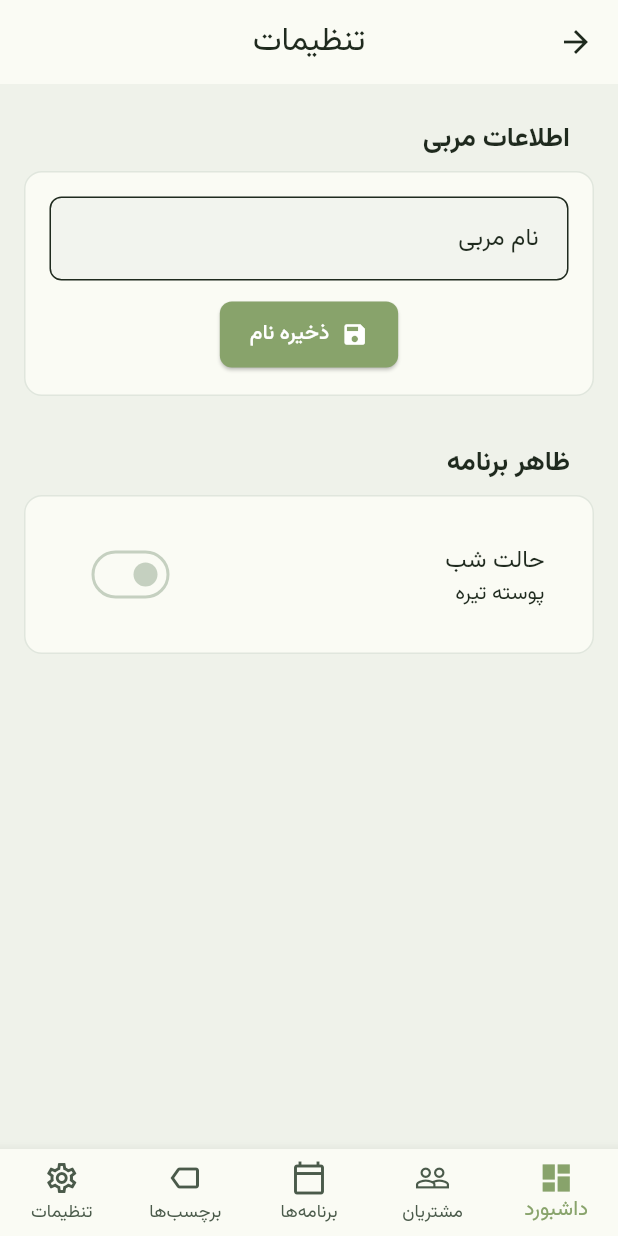
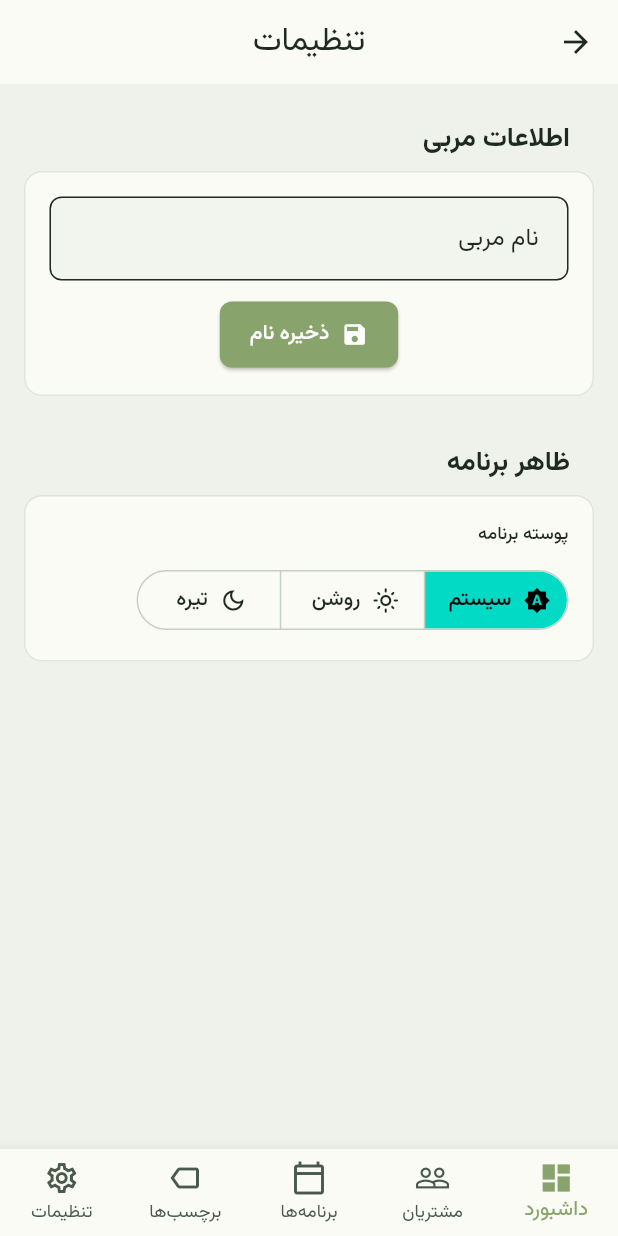
Before and after one commit to nima91ir/procalendar-, a Flutter app: the SettingsScreen screen opened by its route, on a phone screen of 412 x 824 dp. Run offline on Flutter 3.47's test engine with Material 3 defaults, Android fonts, the phone set to English and light mode, and no system bars; our stand-ins replace drift, flutter_riverpod, shamsi_date; accounts and stored records are empty; generated files the repository leaves out were written again.

Commit message:
feat: demo data seeder, persisted working theme toggle, attendance UI tests; web+windows builds verified (69 tests)

```diff
--- a/fitness_trainer_app/lib/features/settings/presentation/settings_screen.dart
+++ b/fitness_trainer_app/lib/features/settings/presentation/settings_screen.dart
@@ -1,8 +1,15 @@
+import 'package:flutter/foundation.dart';
 import 'package:flutter/material.dart';
 import 'package:flutter_riverpod/flutter_riverpod.dart';
+import 'package:fitness_trainer_app/core/dev/demo_data.dart';
 import 'package:fitness_trainer_app/core/theme/app_tokens.dart';
+import 'package:fitness_trainer_app/core/theme/app_typography.dart';
 import 'package:fitness_trainer_app/core/widgets/app_widgets.dart';
+import 'package:fitness_trainer_app/features/clients/providers/clients_providers.dart';
+import 'package:fitness_trainer_app/features/dashboard/providers/dashboard_providers.dart';
 import 'package:fitness_trainer_app/features/settings/providers/settings_providers.dart';
+import 'package:fitness_trainer_app/features/tags/providers/tags_providers.dart';
+import 'package:fitness_trainer_app/features/templates/providers/templates_providers.dart';
 
 class SettingsScreen extends ConsumerStatefulWidget {
   const SettingsScreen({super.key});
@@ -14,6 +21,7 @@ class SettingsScreen extends ConsumerStatefulWidget {
 class _SettingsScreenState extends ConsumerState<SettingsScreen> {
   final _nameController = TextEditingController();
   bool _isLoading = false;
+  bool _seeding = false;
 
   @override
   void initState() {
@@ -41,8 +49,35 @@ class _SettingsScreenState extends ConsumerState<SettingsScreen> {
     }
   }
 
+  /// Debug-only: fills the database with a realistic sample so the dashboard,
+  /// plans, queue and attendance can be tested without manual entry.
+  Future<void> _seedDemoData() async {
+    final messenger = ScaffoldMessenger.of(context);
+    setState(() => _seeding = true);
+    try {
+      final summary = await ref.read(demoDataServiceProvider).seed();
+      if (!mounted) return;
+      ref.invalidate(allClientsProvider);
+      ref.invalidate(allTagsProvider);
+      ref.invalidate(allTemplatesProvider);
+      ref.invalidate(totalClientsProvider);
+      ref.invalidate(lowSessionPlansProvider);
+      ref.invalidate(bonusSessionClientsProvider);
+      ref.invalidate(todayAttendanceProvider);
+      ref.invalidate(attendanceByDateProvider);
+      ref.invalidate(clientNamesProvider);
+      messenger.showSnackBar(SnackBar(content: Text(summary)));
+    } catch (e) {
+      if (mounted) messenger.showSnackBar(SnackBar(content: Text('خطا در درج داده نمونه: $e')));
+    } finally {
+      if (mounted) setState(() => _seeding = false);
+    }
+  }
+
   @override
   Widget build(BuildContext context) {
+    final themeMode = ref.watch(themeModeProvider);
+
     return Scaffold(
       appBar: AppBar(title: const Text('تنظیمات')),
       body: ListView(
@@ -70,14 +105,49 @@ class _SettingsScreenState extends ConsumerState<SettingsScreen> {
           const SizedBox(height: AppSpacing.xxl),
           SectionHeader(title: 'ظاهر برنامه'),
           AppCard(
-            child: SwitchListTile(
-              title: const Text('حالت شب'),
-              subtitle: const Text('پوسته تیره'),
-              value: Theme.of(context).brightness == Brightness.dark,
-              onChanged: (value) {
-              },
+            child: Column(
+              crossAxisAlignment: CrossAxisAlignment.start,
+              children: [
+                Text('پوسته برنامه', style: AppTypography.bodySmall),
+                const SizedBox(height: AppSpacing.md),
+                SegmentedButton<ThemeMode>(
+                  showSelectedIcon: false,
+                  segments: const [
+                    ButtonSegment(value: ThemeMode.system, label: Text('سیستم'), icon: Icon(Icons.brightness_auto)),
+                    ButtonSegment(value: ThemeMode.light, label: Text('روشن'), icon: Icon(Icons.light_mode_outlined)),
+                    ButtonSegment(value: ThemeMode.dark, label: Text('تیره'), icon: Icon(Icons.dark_mode_outlined)),
+                  ],
+                  selected: {themeMode},
+                  onSelectionChanged: (selection) {
+                    ref.read(themeModeProvider.notifier).setThemeMode(selection.first);
+                  },
+                ),
+              ],
             ),
           ),
+          if (kDebugMode) ...[
+            const SizedBox(height: AppSpacing.xxl),
+            SectionHeader(title: 'ابزار توسعه'),
+            AppCard(
+              child: Column(
+                crossAxisAlignment: CrossAxisAlignment.start,
+                children: [
+                  Text(
+                    'چند مشتری، قالب، برچسب و دو هفته حضور و غیاب نمونه اضافه می‌کند تا داشبورد، برنامه‌ها و مصرف جلسات قابل بررسی باشد.',
+                    style: AppTypography.bodySmall,
+                  ),
+                  const SizedBox(height: AppSpacing.md),
+                  _seeding
+                      ? const Center(child: Padding(padding: EdgeInsets.all(8), child: CircularProgressIndicator()))
+                      : OutlinedButton.icon(
+                          onPressed: _seedDemoData,
+                          icon: const Icon(Icons.science_outlined),
+                          label: const Text('درج داده نمونه'),
+                        ),
+                ],
+              ),
+            ),
+          ],
         ],
       ),
     );
--- a/fitness_trainer_app/lib/main.dart
+++ b/fitness_trainer_app/lib/main.dart
@@ -16,6 +16,7 @@ import 'package:fitness_trainer_app/features/templates/presentation/add_edit_tem
 import 'package:fitness_trainer_app/features/tags/presentation/tags_screen.dart';
 import 'package:fitness_trainer_app/features/dashboard/presentation/dashboard_screen.dart';
 import 'package:fitness_trainer_app/features/settings/presentation/settings_screen.dart';
+import 'package:fitness_trainer_app/features/settings/providers/settings_providers.dart';
 import 'package:fitness_trainer_app/features/plans/presentation/add_plan_screen.dart';
 import 'package:fitness_trainer_app/features/attendance/presentation/past_attendance_screen.dart';
 
@@ -85,7 +86,9 @@ class ProCalendarApp extends ConsumerWidget {
       debugShowCheckedModeBanner: false,
       theme: AppTheme.light,
       darkTheme: AppTheme.dark,
-      themeMode: ThemeMode.system,
+      // Now driven by the (persisted) choice in Settings instead of being
+      // hardcoded to ThemeMode.system.
+      themeMode: ref.watch(themeModeProvider),
       // Force the Persian locale so the whole app lays out RTL even on
       // English/other system locales (previously it rendered LTR).
       locale: const Locale('fa', 'IR'),
```
Also changed, not shown: fitness_trainer_app/lib/core/dev/demo_data.dart (added, +100 -0 lines), fitness_trainer_app/lib/features/settings/providers/settings_providers.dart (+40 -3 lines), 3 other files.
